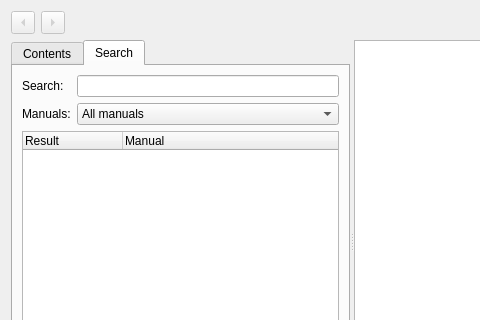
Above: src/tohelpui.ui from tora-tool/tora before the change; both pictures show x 0 to 480 and y 0 to 320 of the 678 by 452 pixel window. Below: the same form after it.
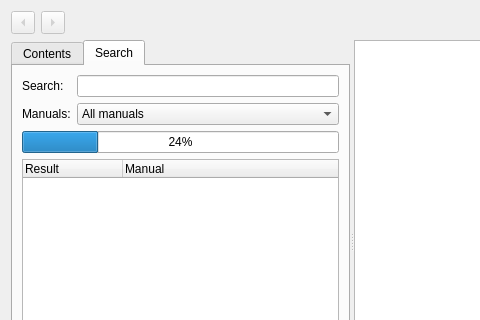
That is the form after the change. The open tabs and pages were chosen to show the change.

Commit message: fixed crash on quickly repeated docs search; progressBar is placed correctly in GUI.

What changed in the file:
```diff
--- a/src/tohelpui.ui
+++ b/src/tohelpui.ui
@@ -81,10 +81,18 @@
        </layout>
       </widget>
       <widget class="QWidget" name="tab_2" >
+       <property name="geometry" >
+        <rect>
+         <x>0</x>
+         <y>0</y>
+         <width>332</width>
+         <height>375</height>
+        </rect>
+       </property>
        <attribute name="title" >
         <string>Search</string>
        </attribute>
-       <layout class="QGridLayout" >
+       <layout class="QGridLayout" name="gridLayout" >
         <item row="0" column="0" >
          <widget class="QLabel" name="label" >
           <property name="text" >
@@ -112,6 +120,13 @@
          </widget>
         </item>
         <item row="2" column="0" colspan="2" >
+         <widget class="QProgressBar" name="Progress" >
+          <property name="value" >
+           <number>24</number>
+          </property>
+         </widget>
+        </item>
+        <item row="3" column="0" colspan="2" >
          <widget class="QTreeWidget" name="Result" >
           <property name="alternatingRowColors" >
            <bool>true</bool>
```
Left out of the diff: 13 changed lines with no effect on the pictures. The commit also changes 2 other files.
